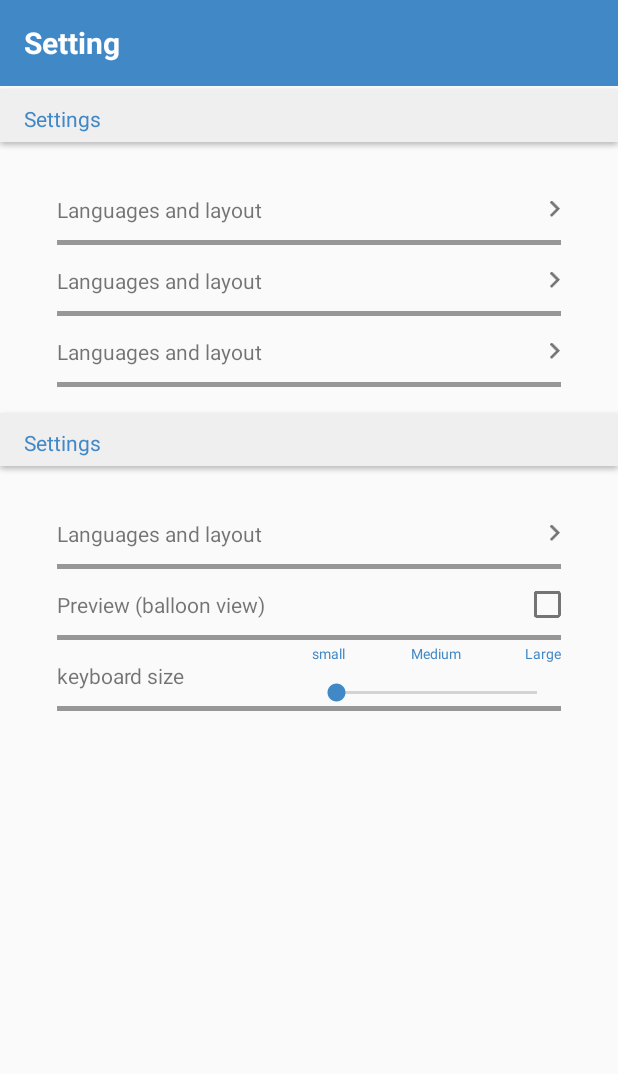
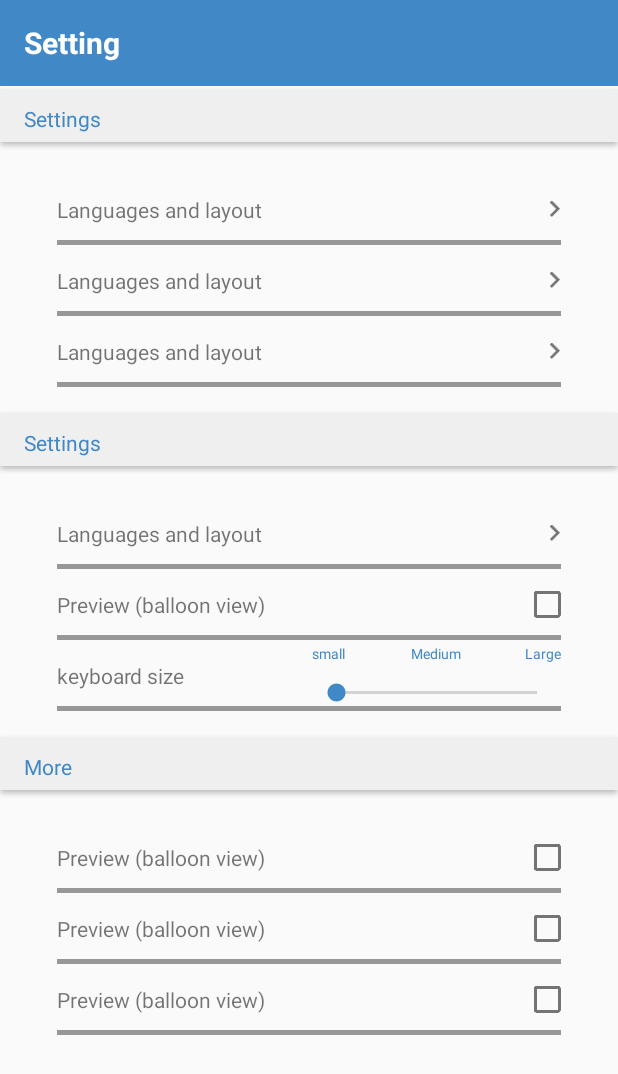
Before and after one commit to acegikey/MovingKey-Android, an Android app: the MainActivity screen opened directly, with no data from a screen before it, on a phone screen of 412 x 824 dp. Shown: the top 1074 px of the screen. Run offline under Robolectric (Android 15) with nearby library versions, the phone set to English and light mode, and no system bars.

Commit message:
메인 UI 개발 중 백업

```diff
--- a/app/src/main/res/layout/activity_main.xml
+++ b/app/src/main/res/layout/activity_main.xml
@@ -25,10 +25,20 @@
     </RelativeLayout>
 
 
+    <ScrollView
+        android:layout_width="match_parent"
+        android:layout_height="match_parent"
+        android:layout_below="@id/topBar"
+        >
+
+        <RelativeLayout
+            android:layout_width="match_parent"
+            android:layout_height="match_parent"
+
+            >
 
             <RelativeLayout
                 android:id="@+id/settingsContainer"
-        android:layout_below="@+id/topBar"
                 android:layout_width="match_parent"
                 android:layout_height="wrap_content"
                 >
@@ -140,4 +150,68 @@
             </RelativeLayout>
 
 
+
+
+
+            <RelativeLayout
+                android:id="@+id/moreContainer"
+                android:layout_below="@+id/uiContainer"
+                android:layout_width="match_parent"
+                android:layout_height="wrap_content"
+                >
+
+
+                <RelativeLayout
+                    android:id="@+id/moreTop"
+                    android:layout_width="match_parent"
+                    android:layout_height="43dp"
+                    android:background="@drawable/rectangle"
+                    >
+                    <TextView
+                        android:layout_width="wrap_content"
+                        android:layout_height="wrap_content"
+                        android:layout_centerVertical="true"
+                        android:text="More"
+                        android:textColor="#4188c7"
+                        android:layout_marginLeft="16dp"
+                        android:textSize="14sp"
+                        />
+
                 </RelativeLayout>
+
+                <LinearLayout
+                    android:layout_below="@+id/moreTop"
+                    android:layout_width="match_parent"
+                    android:layout_height="wrap_content"
+                    android:layout_marginTop="15dp"
+                    android:layout_marginLeft="38dp"
+                    android:layout_marginRight="38dp"
+                    android:layout_marginBottom="15dp"
+                    android:orientation="vertical"
+                    >
+
+
+
+                    <include
+                        layout="@layout/list_item_main02"
+                        />
+                    <include
+                        layout="@layout/list_item_main02"
+                        />
+                    <include
+                        layout="@layout/list_item_main02"
+                        />
+
+                </LinearLayout>
+
+
+
+            </RelativeLayout>
+
+        </RelativeLayout>
+
+
+    </ScrollView>
+
+
+</RelativeLayout>
--- a/app/src/main/res/layout/list_item_main02.xml
+++ b/app/src/main/res/layout/list_item_main02.xml
@@ -11,17 +11,25 @@
 
         >
         <TextView
+            android:id="@+id/title"
             android:layout_width="wrap_content"
             android:layout_height="wrap_content"
             android:text="Preview (balloon view)"
             android:layout_centerVertical="true"
             />
-        <RelativeLayout
-            android:layout_width="match_parent"
-            android:layout_height="3dp"
-            android:background="#979797"
-            android:layout_alignParentBottom="true"
+
+
+        <TextView
+            android:id="@+id/subtitle"
+            android:layout_width="wrap_content"
+            android:layout_height="wrap_content"
+            android:layout_below="@+id/title"
+            android:text="When double tab the shift key"
+            android:textSize="9sp"
+            android:textColor="#4188c7"
+            android:visibility="gone"
             />
+
 
         <CheckBox
             android:layout_width="wrap_content"
@@ -31,5 +39,12 @@
             android:layout_centerVertical="true"
             />
 
+
+        <RelativeLayout
+            android:layout_width="match_parent"
+            android:layout_height="3dp"
+            android:background="#979797"
+            android:layout_alignParentBottom="true"
+            />
     </RelativeLayout>
 </RelativeLayout>
```
Lines whose indentation alone changed are shown as unchanged.
